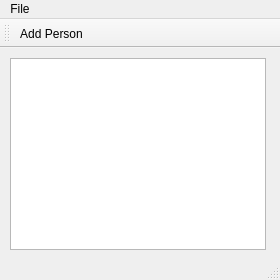
Old version of the form QT_Training/mainwindow.ui in the repository AndrejVelevski/QtWinSoft-Training.
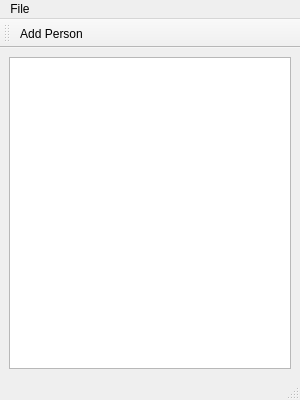
New version of the form.

```diff
--- a/QT_Training/mainwindow.ui
+++ b/QT_Training/mainwindow.ui
@@ -9,8 +9,8 @@
    <rect>
     <x>0</x>
     <y>0</y>
-    <width>280</width>
-    <height>280</height>
+    <width>300</width>
+    <height>400</height>
    </rect>
   </property>
   <property name="sizePolicy">
@@ -35,23 +35,25 @@
    <string>People</string>
   </property>
   <widget class="QWidget" name="centralwidget">
+   <layout class="QHBoxLayout" name="horizontalLayout">
+    <item>
    <widget class="QListWidget" name="listWidget">
-    <property name="geometry">
-     <rect>
-      <x>10</x>
-      <y>10</y>
-      <width>256</width>
-      <height>192</height>
-     </rect>
-    </property>
-   </widget>
+      <property name="sizePolicy">
+       <sizepolicy hsizetype="Minimum" vsizetype="Minimum">
+        <horstretch>0</horstretch>
+        <verstretch>0</verstretch>
+       </sizepolicy>
+      </property>
+     </widget>
+    </item>
+   </layout>
   </widget>
   <widget class="QMenuBar" name="menubar">
    <property name="geometry">
     <rect>
      <x>0</x>
      <y>0</y>
-     <width>280</width>
+     <width>300</width>
      <height>20</height>
     </rect>
    </property>
```
Lines whose indentation alone changed are shown as unchanged.
